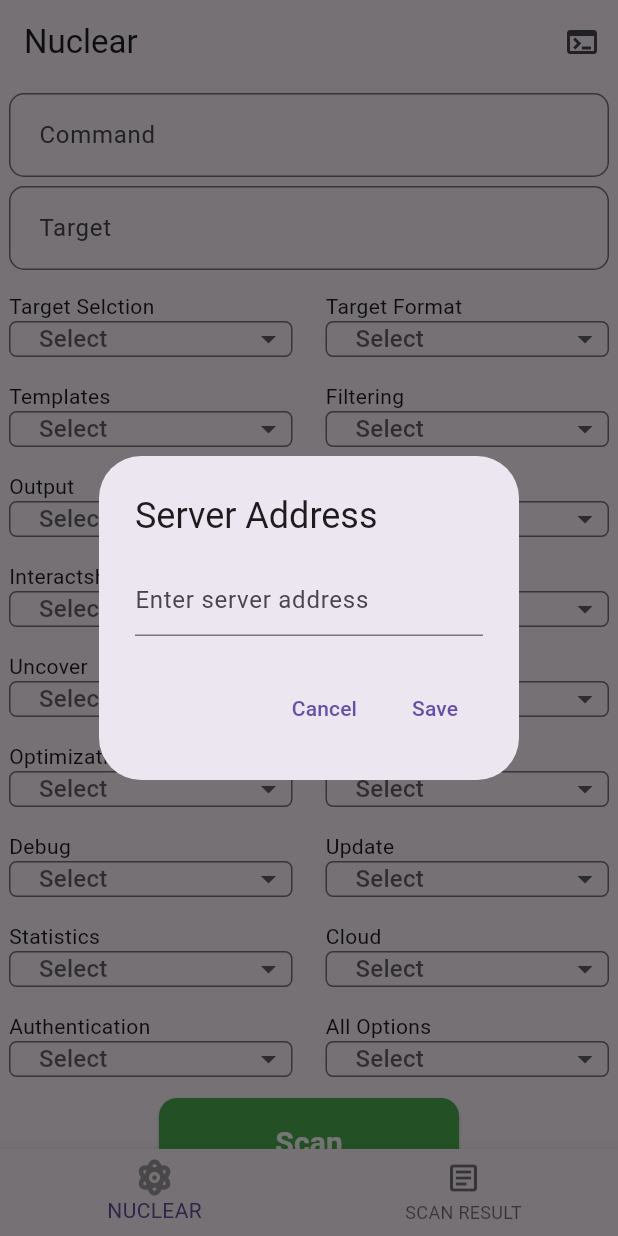
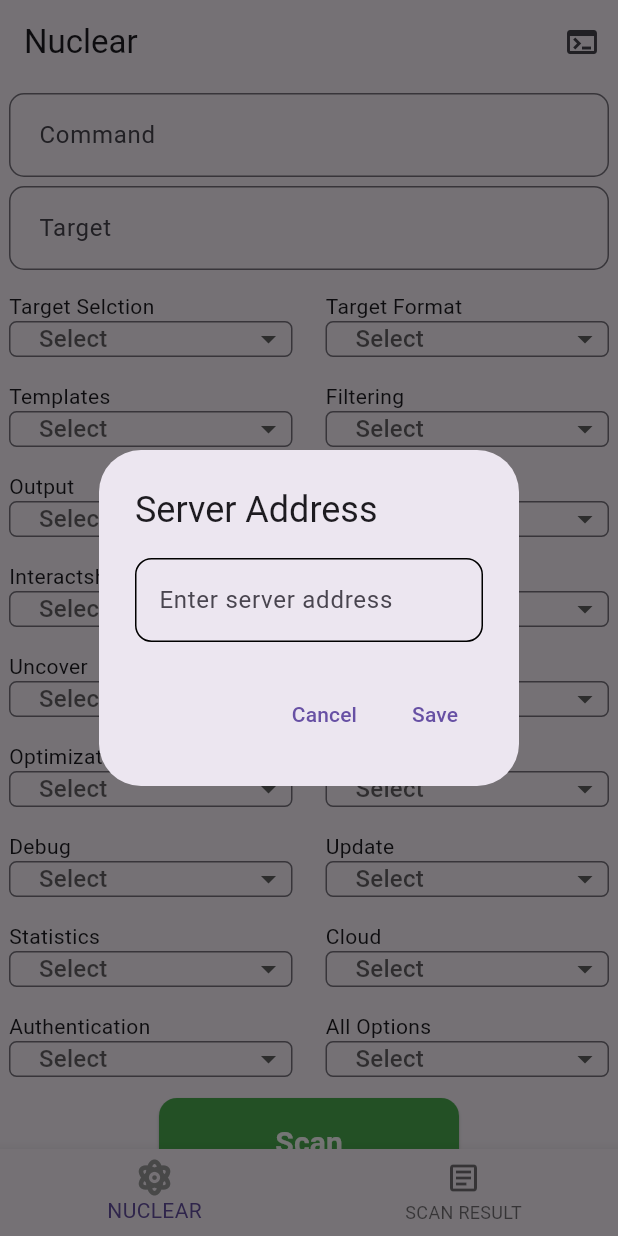
Before and after one commit to aklavya20/nuclear, a Flutter app: the screen it shows after launch, after a tap on the "terminal" icon, on a phone screen of 412 x 824 dp. Run offline on Flutter 3.47's test engine with Material 3 defaults, Android fonts, the phone set to English and light mode, and no system bars; our stand-ins replace dropdown_button2, fluttertoast, font_awesome_flutter.

Commit message:
initial commit

```diff
--- a/lib/main.dart
+++ b/lib/main.dart
@@ -61,6 +61,7 @@ class Nuclear extends StatefulWidget {
 class NuclearState extends State<Nuclear> {
   final TextEditingController commandController = TextEditingController();
   final TextEditingController targetController = TextEditingController();
+  final TextEditingController serverController = TextEditingController();
   String? selectedTarget;
   String? selectedTargetFormat;
   String? selectedTemplates;
@@ -556,9 +557,18 @@ class NuclearState extends State<Nuclear> {
                 context: context,
                 builder: (context) => AlertDialog(
                   title: const Text('Server Address'),
-                  content: const TextField(
-                    decoration:
-                        InputDecoration(hintText: "Enter server address"),
+                  content: TextField(
+                    controller: serverController,
+                    decoration: InputDecoration(
+                        hintText: "Enter server address",
+                        border: OutlineInputBorder(
+                          borderSide: BorderSide(color: Colors.black, width: 1),
+                          borderRadius: BorderRadius.circular(11),
+                        ),
+                        enabledBorder: OutlineInputBorder(
+                          borderSide: BorderSide(color: Colors.black, width: 1),
+                          borderRadius: BorderRadius.circular(11),
+                        )),
                   ),
                   actions: [
                     TextButton(
@@ -566,9 +576,13 @@ class NuclearState extends State<Nuclear> {
                       onPressed: () => Navigator.pop(context),
                     ),
                     TextButton(
-                      child: const Text('Save'),
-                      onPressed: () => Navigator.pop(context, serverAddress),
-                    ),
+                        child: const Text('Save'),
+                        onPressed: () {
+                          setState(() {
+                            serverAddress = serverController.text;
+                          });
+                          Navigator.pop(context);
+                        }),
                   ],
                 ),
               );
```
Also changed, not shown: pubspec.lock.
